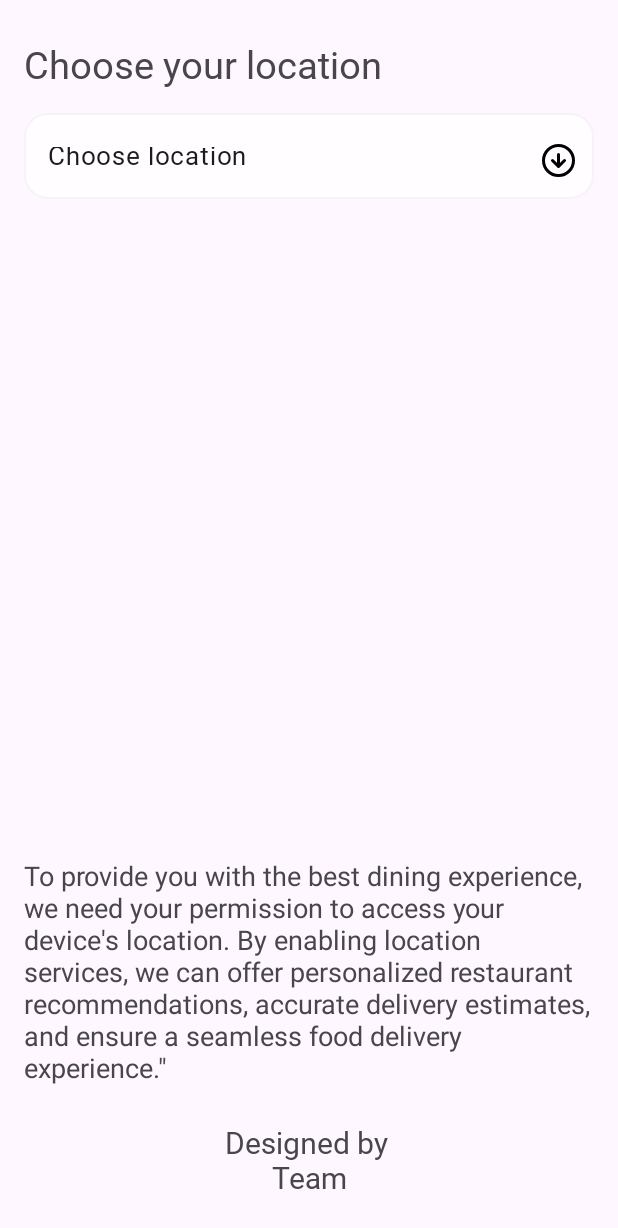
After one commit to prathmesh-ghatmal/cravecart, an Android app: the Chooselocation screen opened directly, with no data from a screen before it, on a phone screen of 412 x 824 dp. The commit adds this screen. Shown: the top 1228 px of the screen. Run offline under Robolectric (Android 15) with nearby library versions, the phone set to English and light mode, and no system bars.

Commit message:
choose location done

```diff
--- a/app/src/main/AndroidManifest.xml
+++ b/app/src/main/AndroidManifest.xml
@@ -12,6 +12,9 @@
         android:supportsRtl="true"
         android:theme="@style/Theme.Cravecart"
         tools:targetApi="31">
+        <activity
+            android:name=".Chooselocation"
+            android:exported="false" />
         <activity
             android:name=".Signin_Activity"
             android:exported="false" />
--- /dev/null
+++ b/app/src/main/java/com/example/cravecart/Chooselocation.kt
@@ -0,0 +1,21 @@
+package com.example.cravecart
+
+import androidx.appcompat.app.AppCompatActivity
+import android.os.Bundle
+import android.widget.ArrayAdapter
+import com.example.cravecart.databinding.ActivityChooselocationBinding
+
+class Chooselocation : AppCompatActivity() {
+    private val binding:ActivityChooselocationBinding by lazy {
+        ActivityChooselocationBinding.inflate(layoutInflater)
+    }
+    override fun onCreate(savedInstanceState: Bundle?) {
+        super.onCreate(savedInstanceState)
+        setContentView(binding.root)
+        val locati_onlist= arrayOf("jaipur","odisa","mumbai")
+        val adapter=ArrayAdapter(this,android.R.layout.simple_list_item_1,locati_onlist)
+        val autoCompleteTextView=binding.listoflocation
+        autoCompleteTextView.setAdapter(adapter)
+
+    }
+}
--- a/app/src/main/java/com/example/cravecart/Signin_Activity.kt
+++ b/app/src/main/java/com/example/cravecart/Signin_Activity.kt
@@ -1,11 +1,20 @@
 package com.example.cravecart
 
+import android.content.Intent
 import androidx.appcompat.app.AppCompatActivity
 import android.os.Bundle
+import com.example.cravecart.databinding.ActivitySigninBinding
 
 class Signin_Activity : AppCompatActivity() {
+    private val binding:ActivitySigninBinding by lazy{
+       ActivitySigninBinding.inflate(layoutInflater)
+    }
     override fun onCreate(savedInstanceState: Bundle?) {
         super.onCreate(savedInstanceState)
-        setContentView(R.layout.activity_signin)
+        setContentView(binding.root)
+        binding.alreadyhaveac.setOnClickListener{
+          val  intent=Intent(this,login_activity::class.java)
+            startActivity(intent)
+        }
     }
 }
--- a/app/src/main/java/com/example/cravecart/login_activity.kt
+++ b/app/src/main/java/com/example/cravecart/login_activity.kt
@@ -23,6 +23,10 @@ class login_activity : AppCompatActivity() {
             val intent=Intent(this,Signin_Activity::class.java)
             startActivity(intent)
         }
+        binding.orbutton.setOnClickListener{
+            val intent=Intent(this,Chooselocation::class.java)
+            startActivity(intent)
+        }
 
     }
 }
--- a/app/src/main/java/com/example/cravecart/splash_screen.kt
+++ b/app/src/main/java/com/example/cravecart/splash_screen.kt
@@ -4,13 +4,14 @@ import android.content.Intent
 import androidx.appcompat.app.AppCompatActivity
 import android.os.Bundle
 import android.os.Handler
+import android.os.Looper
 
-@Suppress("DEPRECATION")
+
 class splash_screen : AppCompatActivity() {
     override fun onCreate(savedInstanceState: Bundle?) {
         super.onCreate(savedInstanceState)
         setContentView(R.layout.activity_splash_screen)
-        Handler().postDelayed({
+        Handler(Looper.getMainLooper()).postDelayed({
             val intent =Intent(this,start_activity::class.java)
             startActivity(intent)
             finish()
--- /dev/null
+++ b/app/src/main/res/layout/activity_chooselocation.xml
@@ -0,0 +1,75 @@
+<?xml version="1.0" encoding="utf-8"?>
+<androidx.constraintlayout.widget.ConstraintLayout xmlns:android="http://schemas.android.com/apk/res/android"
+    xmlns:app="http://schemas.android.com/apk/res-auto"
+    xmlns:tools="http://schemas.android.com/tools"
+    android:layout_width="match_parent"
+    android:layout_height="match_parent"
+    tools:context=".Chooselocation">
+
+    <TextView
+        android:id="@+id/textView7"
+        android:layout_width="wrap_content"
+        android:layout_height="wrap_content"
+        android:layout_marginStart="16dp"
+        android:layout_marginTop="25dp"
+        android:fontFamily="@font/latobold"
+        android:text="Choose your location"
+        android:textSize="25sp"
+        app:layout_constraintStart_toStartOf="parent"
+        app:layout_constraintTop_toTopOf="parent" />
+
+    <com.google.android.material.textfield.TextInputLayout
+        style="@style/Widget.Material3.TextInputLayout.OutlinedBox.ExposedDropdownMenu"
+        android:layout_width="match_parent"
+        android:layout_height="57dp"
+        android:layout_marginStart="16dp"
+        android:layout_marginTop="15dp"
+        android:layout_marginEnd="16dp"
+        app:boxStrokeWidth="0dp"
+        app:boxStrokeWidthFocused="0dp"
+        android:background="@drawable/edittextshape"
+        app:endIconDrawable="@drawable/arrow_down"
+        app:endIconTint="@color/black"
+        app:layout_constraintEnd_toEndOf="parent"
+        app:layout_constraintStart_toStartOf="parent"
+        app:layout_constraintTop_toBottomOf="@+id/textView7">
+
+        <AutoCompleteTextView
+            android:id="@+id/listoflocation"
+            android:layout_width="match_parent"
+            android:layout_height="match_parent"
+            android:fontFamily="@font/latoregular"
+            android:inputType="none"
+            android:text="Choose location"
+            android:textSize="17sp" />
+    </com.google.android.material.textfield.TextInputLayout>
+
+    <TextView
+        android:id="@+id/textView10"
+        android:layout_width="wrap_content"
+        android:layout_height="wrap_content"
+        android:layout_marginStart="16dp"
+        android:layout_marginEnd="16dp"
+        android:layout_marginBottom="100dp"
+        android:paddingLeft="16dp"
+        android:paddingRight="16dp"
+        android:text="To provide you with the best dining experience, we need your permission to access your device's location. By enabling location services, we can offer personalized restaurant recommendations, accurate delivery estimates, and ensure a seamless food delivery experience.&quot;"
+        android:textSize="18sp"
+        app:layout_constraintBottom_toBottomOf="parent"
+        app:layout_constraintEnd_toEndOf="parent"
+        app:layout_constraintStart_toStartOf="parent" />
+
+    <TextView
+        android:id="@+id/textView11"
+        android:layout_width="wrap_content"
+        android:layout_height="wrap_content"
+        android:layout_marginBottom="25dp"
+        android:fontFamily="@font/latoregular"
+        android:text="Designed by \nTeam"
+        android:textAlignment="center"
+        android:textSize="20sp"
+        app:layout_constraintBottom_toBottomOf="parent"
+        app:layout_constraintEnd_toEndOf="parent"
+        app:layout_constraintStart_toStartOf="parent" />
+
+</androidx.constraintlayout.widget.ConstraintLayout>
--- a/app/src/main/res/layout/activity_login.xml
+++ b/app/src/main/res/layout/activity_login.xml
@@ -63,7 +63,7 @@
         app:layout_constraintTop_toBottomOf="@+id/editTextTextEmailAddress" />
 
     <TextView
-        android:id="@+id/textView5"
+        android:id="@+id/orbutton"
         android:layout_width="wrap_content"
         android:layout_height="wrap_content"
         android:layout_marginTop="16dp"
@@ -80,9 +80,9 @@
         android:layout_marginTop="8dp"
         android:text="Continue with"
         android:textSize="16sp"
-        app:layout_constraintEnd_toEndOf="@+id/textView5"
-        app:layout_constraintStart_toStartOf="@+id/textView5"
-        app:layout_constraintTop_toBottomOf="@+id/textView5" />
+        app:layout_constraintEnd_toEndOf="@+id/orbutton"
+        app:layout_constraintStart_toStartOf="@+id/orbutton"
+        app:layout_constraintTop_toBottomOf="@+id/orbutton" />
 
     <androidx.appcompat.widget.AppCompatButton
         android:id="@+id/button"
--- a/app/src/main/res/layout/activity_main.xml
+++ b/app/src/main/res/layout/activity_main.xml
@@ -6,13 +6,9 @@
     android:layout_height="match_parent"
     tools:context=".MainActivity">
 
-    <TextView
-        android:layout_width="wrap_content"
+    <com.google.android.material.bottomnavigation.BottomNavigationView
+        android:layout_width="409dp"
         android:layout_height="wrap_content"
-        android:text="Hello pg"
-        app:layout_constraintBottom_toBottomOf="parent"
-        app:layout_constraintEnd_toEndOf="parent"
-        app:layout_constraintStart_toStartOf="parent"
-        app:layout_constraintTop_toTopOf="parent" />
-
+        tools:layout_editor_absoluteX="1dp"
+        tools:layout_editor_absoluteY="1dp" />
 </androidx.constraintlayout.widget.ConstraintLayout>
--- a/app/src/main/res/layout/activity_signin.xml
+++ b/app/src/main/res/layout/activity_signin.xml
@@ -153,7 +153,7 @@
         app:layout_constraintTop_toBottomOf="@+id/button5" />
 
     <TextView
-        android:id="@+id/textView10"
+        android:id="@+id/alreadyhaveac"
         android:layout_width="wrap_content"
         android:layout_height="wrap_content"
         android:layout_marginTop="8dp"
```
